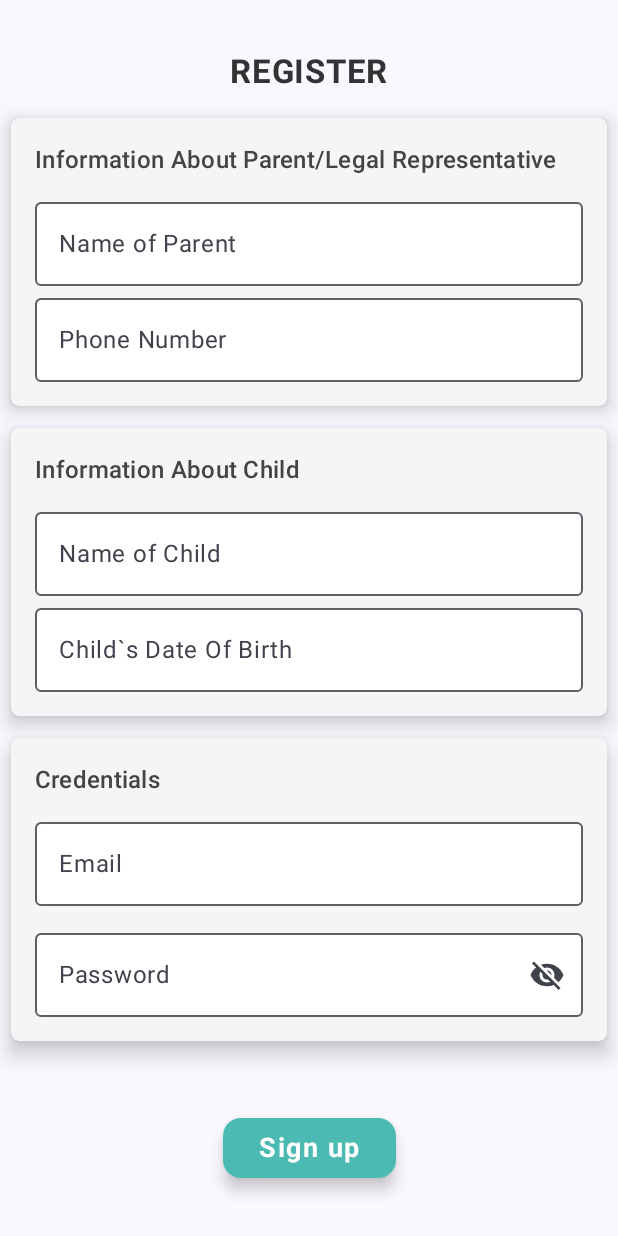
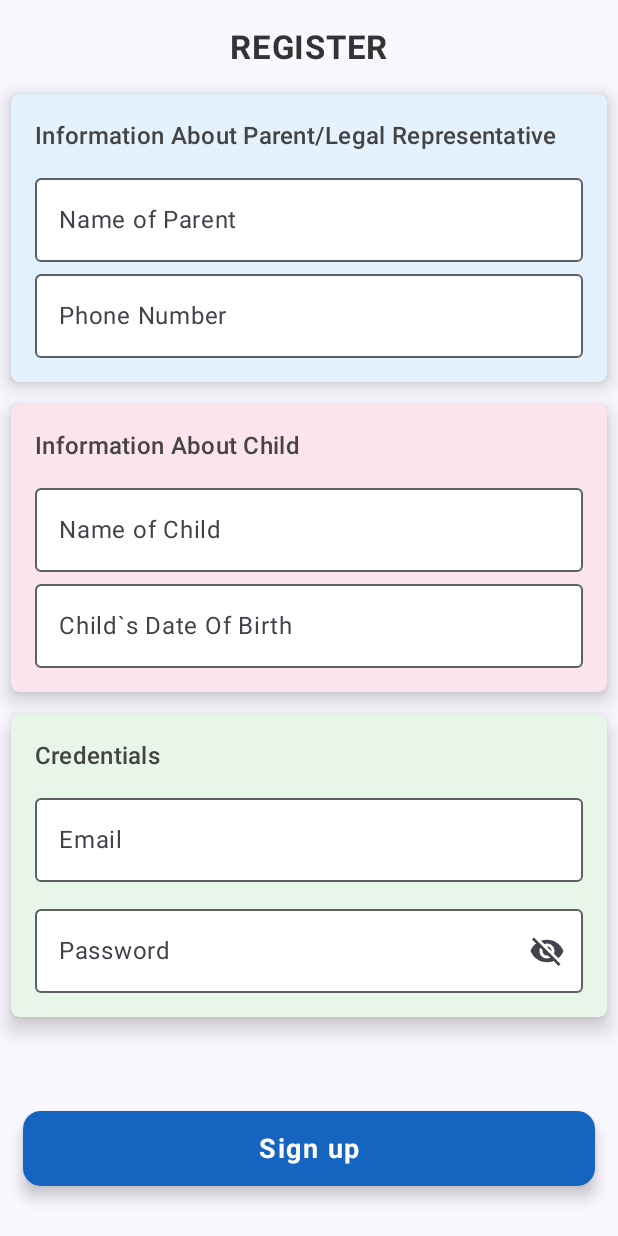
Before and after one commit to BachelorProject2025/PremaCare, an Android app built with Jetpack Compose: the RegisterScreen screen opened through its navigation route, on a phone screen of 412 x 824 dp. Run offline under Robolectric (Android 15) with nearby library versions, the phone set to English and light mode, and no system bars; our stand-ins replace Firebase (no records; nobody signed in at launch, a user with empty details on screens opened directly); 2 statements that could not run were skipped.

Commit message:
Changes in the button color in reg and login. now it more contrast as well as no green shade. better for colorblindeness.

```diff
--- /dev/null
+++ b/app/src/main/java/no/hiof/bachelor/premacare/model/User.kt
@@ -0,0 +1,11 @@
+package no.hiof.bachelor.premacare.model
+
+data class User(
+    val childsName: String,
+    val parentName: String,
+    val phoneNumber: String,
+    val email: String,
+    val password: String,
+    val chilDateOfBirth: String,
+    val memberSince: String
+)
--- a/app/src/main/java/no/hiof/bachelor/premacare/ui/screens/DashBoardScreen.kt
+++ b/app/src/main/java/no/hiof/bachelor/premacare/ui/screens/DashBoardScreen.kt
@@ -1,22 +1,46 @@
 package no.hiof.bachelor.premacare.ui.screens
 
+import androidx.compose.foundation.background
 import androidx.compose.foundation.clickable
+import androidx.compose.foundation.layout.Arrangement
+import androidx.compose.foundation.layout.Box
+import androidx.compose.foundation.layout.Column
+import androidx.compose.foundation.layout.fillMaxSize
+import androidx.compose.foundation.layout.fillMaxWidth
+import androidx.compose.foundation.layout.padding
+import androidx.compose.foundation.shape.RoundedCornerShape
+import androidx.compose.material3.Card
+import androidx.compose.material3.CardDefaults
 import androidx.compose.material3.Text
 import androidx.compose.runtime.Composable
 import androidx.compose.runtime.LaunchedEffect
+import androidx.compose.ui.Alignment
 import androidx.compose.ui.Modifier
+import androidx.compose.ui.draw.shadow
+import androidx.compose.ui.graphics.Brush
+import androidx.compose.ui.graphics.Color
+import androidx.compose.ui.unit.dp
+import androidx.compose.ui.unit.sp
 import androidx.lifecycle.viewmodel.compose.viewModel
 import no.hiof.bachelor.premacare.viewModels.FirebaseViewModel
 
 @Composable
 fun DashBoardScreen(home: ()-> Unit) {
     val firebaseViewModel: FirebaseViewModel = viewModel()
-
+    val gradient = Brush.linearGradient(
+        colors = listOf(
+            Color(0xFFFFCC80),  // Light orange
+            Color(0xFFFFDAB9)   // Peach
+        )
+    )
     // igjen en test for å hente barnenavn
     LaunchedEffect(Unit) {
         firebaseViewModel.fetchChildsName()
         firebaseViewModel.fetchMemberSinceDate()
     }
+
+    Column(horizontalAlignment = Alignment.CenterHorizontally,
+        verticalArrangement = Arrangement.Center) {
 
         // bare for og få logget ut slik at vi for testet. denne må legges et annet sted og penere gjordt
         Text("Logout",
@@ -24,11 +48,38 @@ fun DashBoardScreen(home: ()-> Unit) {
                 firebaseViewModel.logOut()
                 home()
             })
-//bare for å teste å hente ut barns navn
-    Text(firebaseViewModel.childsName.value)
 
 
+        Card(
+            modifier = Modifier
+                .fillMaxWidth()
+                .padding(15.dp)
+                .shadow(8.dp, shape = RoundedCornerShape(5.dp))
+                .background(gradient, shape = RoundedCornerShape(5.dp)),
+            shape = RoundedCornerShape(5.dp),
+            elevation = CardDefaults.cardElevation(defaultElevation = 8.dp)
+        ) {
+            Box(
+                modifier = Modifier
+                    .fillMaxWidth()
+                    .background(brush = gradient)
+            ){
 
+                Column(horizontalAlignment = Alignment.CenterHorizontally,
+                    verticalArrangement = Arrangement.Center) {
 
+                Text(
+                    fontSize = 18.sp, text = "Parent or Legal Representative of:")
+                //bare for å teste å hente ut barns navn
+                    SpaceEm(10.dp)
+                Text(color = Color.Black,
+                    text = firebaseViewModel.childsName.value,
+                    fontSize = 22.sp)
+                    }
 
             }
+
+        }
+    }
+
+}
--- a/app/src/main/java/no/hiof/bachelor/premacare/ui/screens/LoginScreen.kt
+++ b/app/src/main/java/no/hiof/bachelor/premacare/ui/screens/LoginScreen.kt
@@ -213,7 +213,7 @@ fun ButtonWithToast(
             }
         },
         colors = ButtonDefaults.buttonColors(
-            containerColor = Color(0xFF4ABAB3),
+            containerColor = Color(0xFF1565C0),//<- Royal Blue
             contentColor = Color.White
         ),
         shape = RoundedCornerShape(size = 12.dp),
--- a/app/src/main/java/no/hiof/bachelor/premacare/ui/screens/RegisterScreen.kt
+++ b/app/src/main/java/no/hiof/bachelor/premacare/ui/screens/RegisterScreen.kt
@@ -69,7 +69,7 @@ fun RegisterScreen(toLogin: ()-> Unit) {
                 .padding(7.dp)
                 .shadow(8.dp, shape = RoundedCornerShape(5.dp)), // Slightly rounded shadow
             colors = CardDefaults.cardColors(
-                containerColor = Color(0xFFF5F5F5) // Light background
+                containerColor = Color(0xFFE3F2FD) // Light blue
             ),
             shape = RoundedCornerShape(5.dp), // Rounded corners
             elevation = CardDefaults.cardElevation(defaultElevation = 8.dp)
@@ -116,7 +116,7 @@ fun RegisterScreen(toLogin: ()-> Unit) {
                 .padding(7.dp)
                 .shadow(8.dp, shape = RoundedCornerShape(5.dp)), // Slightly rounded shadow
             colors = CardDefaults.cardColors(
-                containerColor = Color(0xFFF5F5F5) // Light background
+                containerColor = Color(0xFFFCE4EC) // Light pink
             ),
             shape = RoundedCornerShape(5.dp), // Rounded corners
             elevation = CardDefaults.cardElevation(defaultElevation = 8.dp)
@@ -164,7 +164,7 @@ fun RegisterScreen(toLogin: ()-> Unit) {
                 .padding(7.dp)
                 .shadow(8.dp, shape = RoundedCornerShape(5.dp)), // Slightly rounded shadow
             colors = CardDefaults.cardColors(
-                containerColor = Color(0xFFF5F5F5) // Light background
+                containerColor = Color(0xFFE8F5E9) // Light green
             ),
             shape = RoundedCornerShape(5.dp), // Rounded corners
             elevation = CardDefaults.cardElevation(defaultElevation = 8.dp)
@@ -224,14 +224,19 @@ fun RegisterScreen(toLogin: ()-> Unit) {
         Button(onClick = { toLogin();
             firebaseViewModel.registerUser()},
             colors = ButtonDefaults.buttonColors(
-                containerColor = Color(0xFF4ABAB3),
+                //0xFF4ABAB3 <-- denne vi har brukt men kke bra nokk for fargebilde
+                containerColor = Color(0xFF1565C0), //<-- Royal Blue vi tester ut denne!
                 contentColor = Color.White
             ),
             shape = RoundedCornerShape(size = 12.dp),
             elevation = ButtonDefaults.buttonElevation(
                 defaultElevation = 6.dp,
                 pressedElevation = 2.dp
-            )
+            ),
+            modifier = Modifier
+                .padding(15.dp)
+                .fillMaxWidth()
+                .height(50.dp)
         ) {
             Text(
 
```
Also changed, not shown: 1 other file. Lines whose indentation alone changed are shown as unchanged.
